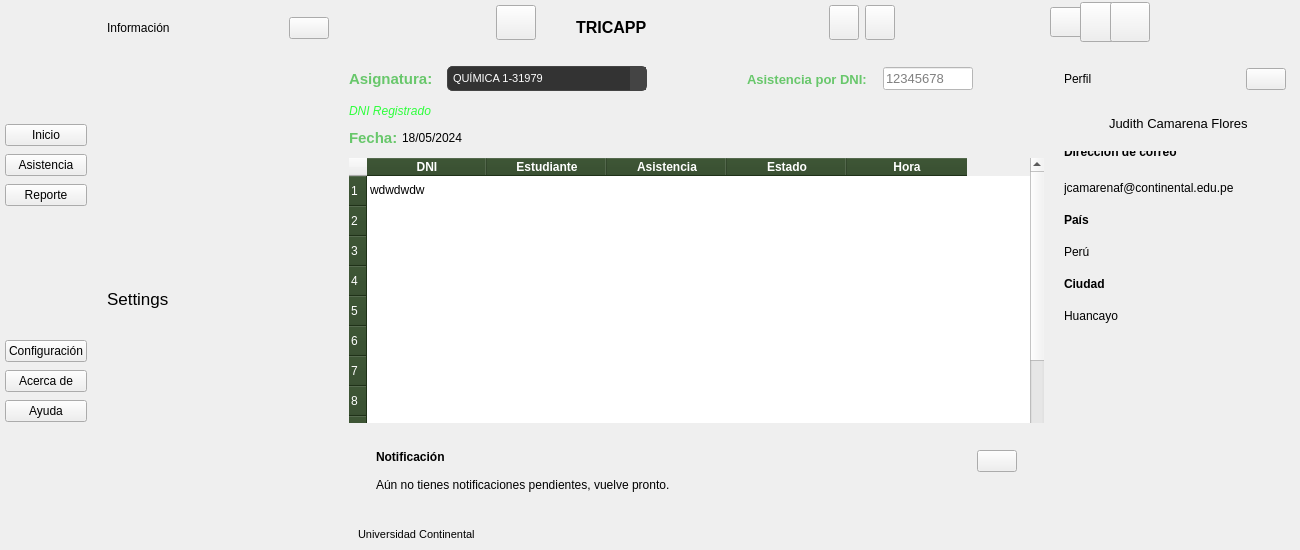
Above: ui_files/UI_MainWindow.ui from JosueDanielGarciaBetancourt/AsistenciaAutomaticaLectorBarras before the change. Below: the same form after it.
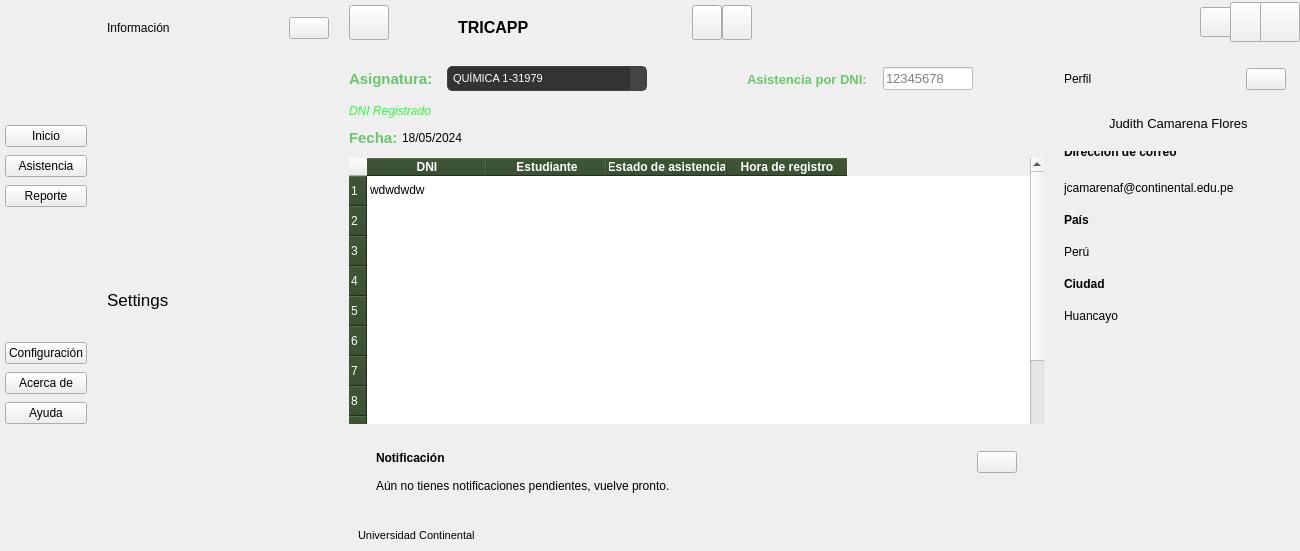
That is the form after the change. The open tabs and pages were chosen to show the change. Icons and pictures are not drawn.

```diff
--- a/ui_files/UI_MainWindow.ui
+++ b/ui_files/UI_MainWindow.ui
@@ -7,7 +7,7 @@
     <x>0</x>
     <y>0</y>
     <width>1300</width>
-    <height>550</height>
+    <height>551</height>
    </rect>
   </property>
   <property name="sizePolicy">
@@ -641,7 +641,7 @@
              <property name="bottomMargin">
               <number>0</number>
              </property>
-             <item>
+             <item alignment="Qt::AlignLeft|Qt::AlignVCenter">
               <widget class="QFrame" name="frame_11">
                <property name="minimumSize">
                 <size>
@@ -765,7 +765,7 @@
             </layout>
            </widget>
           </item>
-          <item>
+          <item alignment="Qt::AlignHCenter|Qt::AlignVCenter">
            <widget class="QFrame" name="frame_6">
             <property name="maximumSize">
              <size>
@@ -865,7 +865,7 @@
             </layout>
            </widget>
           </item>
-          <item>
+          <item alignment="Qt::AlignRight|Qt::AlignVCenter">
            <widget class="QFrame" name="frame_7">
             <property name="minimumSize">
              <size>
@@ -1788,7 +1788,7 @@
                       </column>
                       <column>
                        <property name="text">
-                        <string>Asistencia</string>
+                        <string>Estado de asistencia</string>
                        </property>
                        <property name="font">
                         <font>
@@ -1798,17 +1798,7 @@
                       </column>
                       <column>
                        <property name="text">
-                        <string>Estado</string>
-                       </property>
-                       <property name="font">
-                        <font>
-                         <bold>true</bold>
-                        </font>
-                       </property>
-                      </column>
-                      <column>
-                       <property name="text">
-                        <string>Hora</string>
+                        <string>Hora de registro</string>
                        </property>
                        <property name="font">
                         <font>
@@ -1821,7 +1811,7 @@
                         <string>wdwdwdw</string>
                        </property>
                       </item>
-                      <item row="0" column="3">
+                      <item row="0" column="2">
                        <property name="text">
                         <string/>
                        </property>
@@ -1835,7 +1825,7 @@
                         <set>ItemIsDragEnabled|ItemIsDropEnabled|ItemIsUserCheckable|ItemIsEnabled</set>
                        </property>
                       </item>
-                      <item row="1" column="3">
+                      <item row="1" column="2">
                        <property name="text">
                         <string/>
                        </property>
```
Left out of the diff: 2 changed lines with no effect on the pictures.
